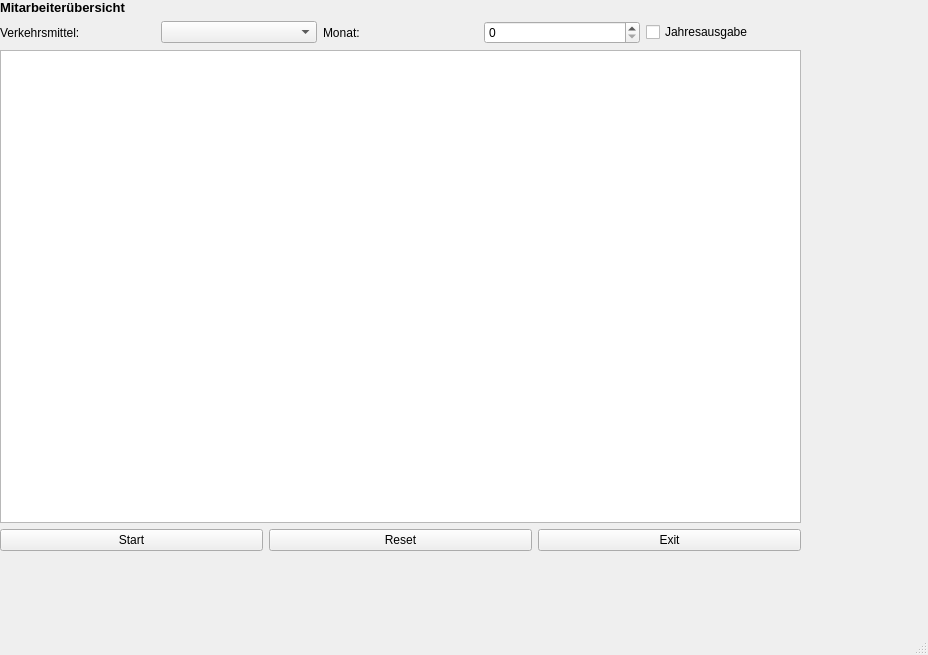
TimonHollaus/restful-webservice-TimonHollaus, file thollaus/GUI.ui: the form before one commit.
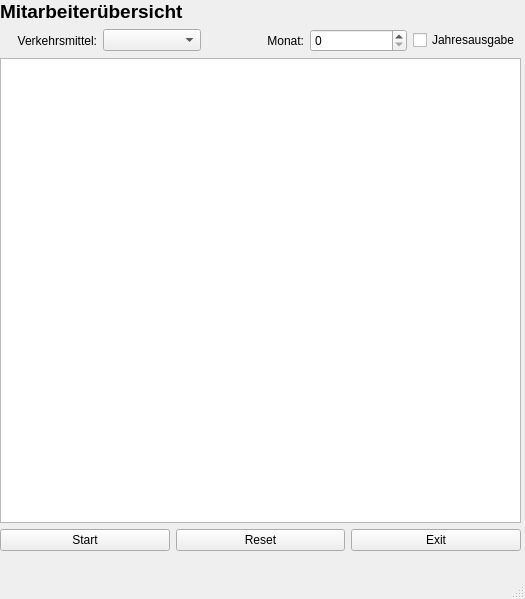
The form after the commit.

```diff
--- a/thollaus/GUI.ui
+++ b/thollaus/GUI.ui
@@ -6,8 +6,8 @@
    <rect>
     <x>0</x>
     <y>0</y>
-    <width>928</width>
-    <height>655</height>
+    <width>525</width>
+    <height>599</height>
    </rect>
   </property>
   <property name="windowTitle">
@@ -19,7 +19,7 @@
      <rect>
       <x>0</x>
       <y>0</y>
-      <width>801</width>
+      <width>521</width>
       <height>551</height>
      </rect>
     </property>
@@ -28,7 +28,7 @@
       <widget class="QLabel" name="label">
        <property name="font">
         <font>
-         <pointsize>10</pointsize>
+         <pointsize>14</pointsize>
          <weight>75</weight>
          <bold>true</bold>
         </font>
@@ -45,6 +45,9 @@
          <property name="text">
           <string>Verkehrsmittel:</string>
          </property>
+         <property name="alignment">
+          <set>Qt::AlignRight|Qt::AlignTrailing|Qt::AlignVCenter</set>
+         </property>
         </widget>
        </item>
        <item>
@@ -58,6 +61,9 @@
          <property name="text">
           <string>Monat:</string>
          </property>
+         <property name="alignment">
+          <set>Qt::AlignRight|Qt::AlignTrailing|Qt::AlignVCenter</set>
+         </property>
         </widget>
        </item>
        <item>
@@ -73,7 +79,13 @@
       </layout>
      </item>
      <item>
-      <widget class="QTextBrowser" name="textBrowser"/>
+      <widget class="QTextBrowser" name="textBrowser">
+       <property name="font">
+        <font>
+         <pointsize>12</pointsize>
+        </font>
+       </property>
+      </widget>
      </item>
      <item>
       <layout class="QHBoxLayout" name="horizontalLayout_2">
```
Left out of the diff: 2 changed lines with no effect on the pictures.
